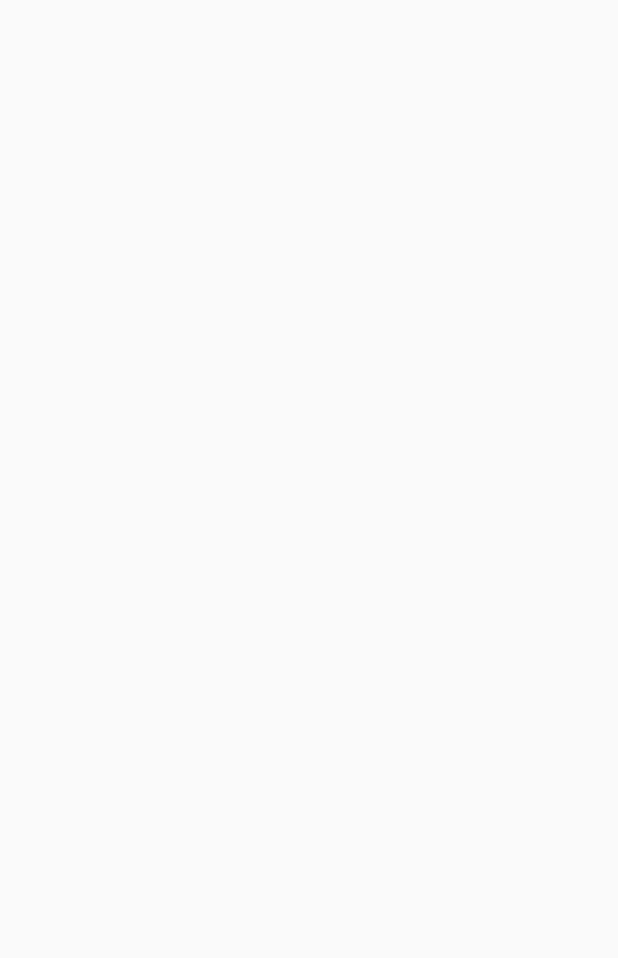
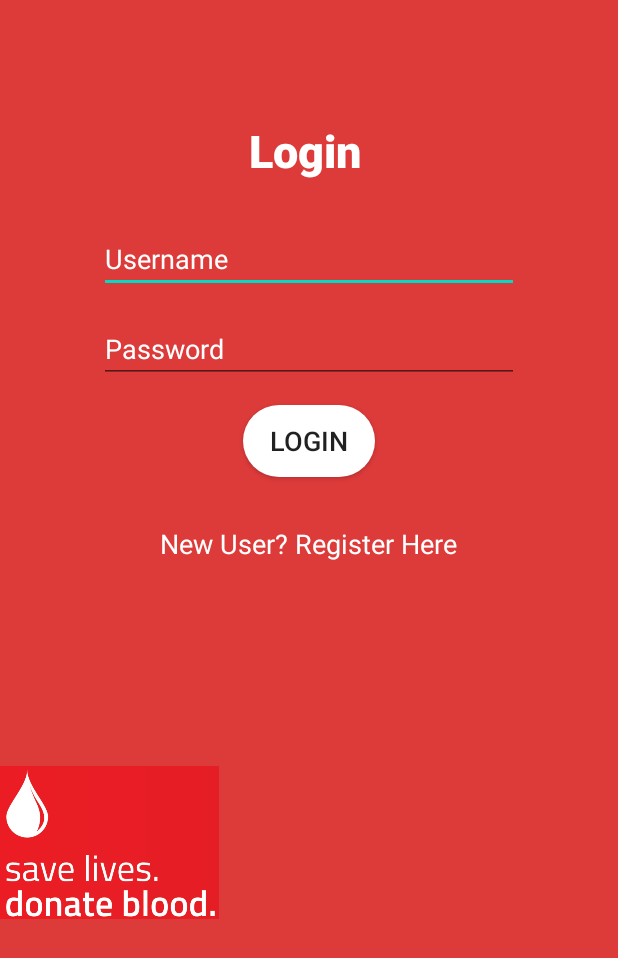
Before and after one commit to Ashutosh2209/blood-bank-app, an Android app: the screen it shows after launch (MainActivity before the commit, Login after it), on a phone screen of 412 x 824 dp. Before the commit the part shown is empty. Shown: the top 958 px of the screen. Run offline under Robolectric (Android 15) with nearby library versions, the phone set to English and light mode, and no system bars; our stand-ins replace Firebase (no records; nobody signed in at launch, a user with empty details on screens opened directly).

Commit message:
Firebase authentication successfull

```diff
--- a/app/build.gradle
+++ b/app/build.gradle
@@ -1,4 +1,5 @@
 apply plugin: 'com.android.application'
+apply plugin: 'com.google.gms.google-services'
 
 android {
     compileSdkVersion 29
@@ -28,7 +29,10 @@ dependencies {
 
     implementation 'androidx.appcompat:appcompat:1.3.0'
     implementation 'androidx.constraintlayout:constraintlayout:2.0.4'
+    implementation 'com.google.firebase:firebase-auth:21.0.1'
     testImplementation 'junit:junit:4.12'
     androidTestImplementation 'androidx.test.ext:junit:1.1.2'
     androidTestImplementation 'androidx.test.espresso:espresso-core:3.3.0'
+    implementation platform('com.google.firebase:firebase-bom:28.0.1')
+    implementation 'com.google.firebase:firebase-analytics'
 }
--- a/app/src/main/AndroidManifest.xml
+++ b/app/src/main/AndroidManifest.xml
@@ -1,6 +1,8 @@
 <?xml version="1.0" encoding="utf-8"?>
 <manifest xmlns:android="http://schemas.android.com/apk/res/android"
     package="com.codewithashu.bloodbankandroidapp">
+
+    <uses-permission android:name="android.permission.INTERNET"/>
 
     <application
         android:allowBackup="true"
@@ -16,6 +18,8 @@
                 <category android:name="android.intent.category.LAUNCHER" />
             </intent-filter>
         </activity>
+        <activity android:name=".Login"></activity>
+        <activity android:name=".SignUp"></activity>
         <activity android:name=".MainActivity"></activity>
     </application>
 
--- a/app/src/main/java/com/codewithashu/bloodbankandroidapp/Login.java
+++ b/app/src/main/java/com/codewithashu/bloodbankandroidapp/Login.java
@@ -1,14 +1,80 @@
 package com.codewithashu.bloodbankandroidapp;
 
+import androidx.annotation.NonNull;
 import androidx.appcompat.app.AppCompatActivity;
 
+import android.content.Intent;
 import android.os.Bundle;
+import android.text.TextUtils;
+import android.view.View;
+import android.widget.Button;
+import android.widget.EditText;
+import android.widget.ProgressBar;
+import android.widget.TextView;
+import android.widget.Toast;
+
+import com.google.android.gms.tasks.OnCompleteListener;
+import com.google.android.gms.tasks.Task;
+import com.google.firebase.auth.AuthResult;
+import com.google.firebase.auth.FirebaseAuth;
 
 public class Login extends AppCompatActivity {
-
+    TextView signUp;
+    EditText mLoginuser,mLoginpass;
+    Button mLogin;
+    ProgressBar progressBar;
+    FirebaseAuth fAuth;
     @Override
     protected void onCreate(Bundle savedInstanceState) {
         super.onCreate(savedInstanceState);
         setContentView(R.layout.activity_login);
+        mLoginuser = (EditText)findViewById(R.id.loginusername);
+        mLoginpass = (EditText)findViewById(R.id.loginPassword);
+        mLogin = (Button)findViewById(R.id.loginbutton);
+        progressBar = findViewById(R.id.progressBar2);
+        fAuth = FirebaseAuth.getInstance();
+        signUp = (TextView)findViewById(R.id.textView3);
+        signUp.setOnClickListener(new View.OnClickListener() {
+            @Override
+            public void onClick(View v) {
+                startActivity(new Intent(Login.this,SignUp.class));
+            }
+        });
+
+        mLogin.setOnClickListener(new View.OnClickListener() {
+            @Override
+            public void onClick(View v) {
+                String name = mLoginuser.getText().toString().trim();
+                String pass = mLoginpass.getText().toString();
+
+                if(TextUtils.isEmpty(name)){
+                    mLoginuser.setError("Name is required");
+                    return;
+                }
+                if(TextUtils.isEmpty(pass)){
+                    mLoginpass.setError("Password is required");
+                    return;
+                }
+                if(pass.length() < 6){
+                    mLoginpass.setError("Password must be >=6 characters");
+                    return;
+                }
+                progressBar.setVisibility(View.VISIBLE);
+
+
+                fAuth.signInWithEmailAndPassword(name,pass).addOnCompleteListener(new OnCompleteListener<AuthResult>() {
+                    @Override
+                    public void onComplete(@NonNull Task<AuthResult> task) {
+                        if(task.isSuccessful()){
+                            Toast.makeText(Login.this, "Login Successfull",Toast.LENGTH_SHORT).show();
+                            startActivity(new Intent(getApplicationContext(), MainActivity.class));
+                        }else{
+                            Toast.makeText(Login.this, "Error!.."+task.getException().getMessage(),Toast.LENGTH_SHORT).show();
+                            progressBar.setVisibility(View.GONE);
+                        }
+                    }
+                });
+            }
+        });
     }
 }
--- a/app/src/main/java/com/codewithashu/bloodbankandroidapp/SplashScreen.java
+++ b/app/src/main/java/com/codewithashu/bloodbankandroidapp/SplashScreen.java
@@ -16,9 +16,9 @@ public class SplashScreen extends AppCompatActivity {
         handler.postDelayed(new Runnable() {
             @Override
             public void run() {
-                startActivity(new Intent(SplashScreen.this, MainActivity.class));
+                startActivity(new Intent(SplashScreen.this, Login.class));
                 finish();
             }
-        }, 4500);
+        }, 2500);
     }
 }
--- a/app/src/main/res/layout/activity_login.xml
+++ b/app/src/main/res/layout/activity_login.xml
@@ -6,6 +6,15 @@
     android:layout_height="match_parent"
     android:background="#DD3A3A"
     tools:context=".MainActivity">
+
+    <ProgressBar
+        android:id="@+id/progressBar2"
+        style="?android:attr/progressBarStyle"
+        android:layout_width="wrap_content"
+        android:layout_height="wrap_content"
+        android:layout_marginLeft="180dp"
+        android:layout_marginTop="540dp"
+        android:visibility="invisible" />
 
     <ImageView
         android:id="@+id/imageView6"
--- a/app/src/main/res/layout/activity_main.xml
+++ b/app/src/main/res/layout/activity_main.xml
@@ -6,4 +6,10 @@
     android:layout_height="match_parent"
     tools:context=".MainActivity">
 
+    <Button
+        android:id="@+id/button"
+        android:layout_width="wrap_content"
+        android:layout_height="wrap_content"
+        android:onClick="logout"
+        android:text="Logout" />
 </FrameLayout>
--- a/app/src/main/res/layout/activity_splash_screen.xml
+++ b/app/src/main/res/layout/activity_splash_screen.xml
@@ -16,7 +16,7 @@
 
     <ImageView
         android:layout_width="184dp"
-        android:layout_height="665dp"
+        android:layout_height="wrap_content"
         android:layout_gravity="right|center_vertical"
         android:background="@drawable/splash_scrnnewbg"></ImageView>
 
--- a/build.gradle
+++ b/build.gradle
@@ -8,7 +8,8 @@ buildscript {
 
     }
     dependencies {
-        classpath 'com.android.tools.build:gradle:4.1.2'
+        classpath 'com.android.tools.build:gradle:4.2.1'
+        classpath 'com.google.gms:google-services:4.3.8'
 
 
         // NOTE: Do not place your application dependencies here; they belong
```
Also changed, not shown: app/src/main/java/com/codewithashu/bloodbankandroidapp/MainActivity.java (+11 -0 lines), app/src/main/java/com/codewithashu/bloodbankandroidapp/SignUp.java (+74 -1 lines), app/src/main/res/layout/activity_sign_up.xml (+9 -0 lines), gradle/wrapper/gradle-wrapper.properties.
